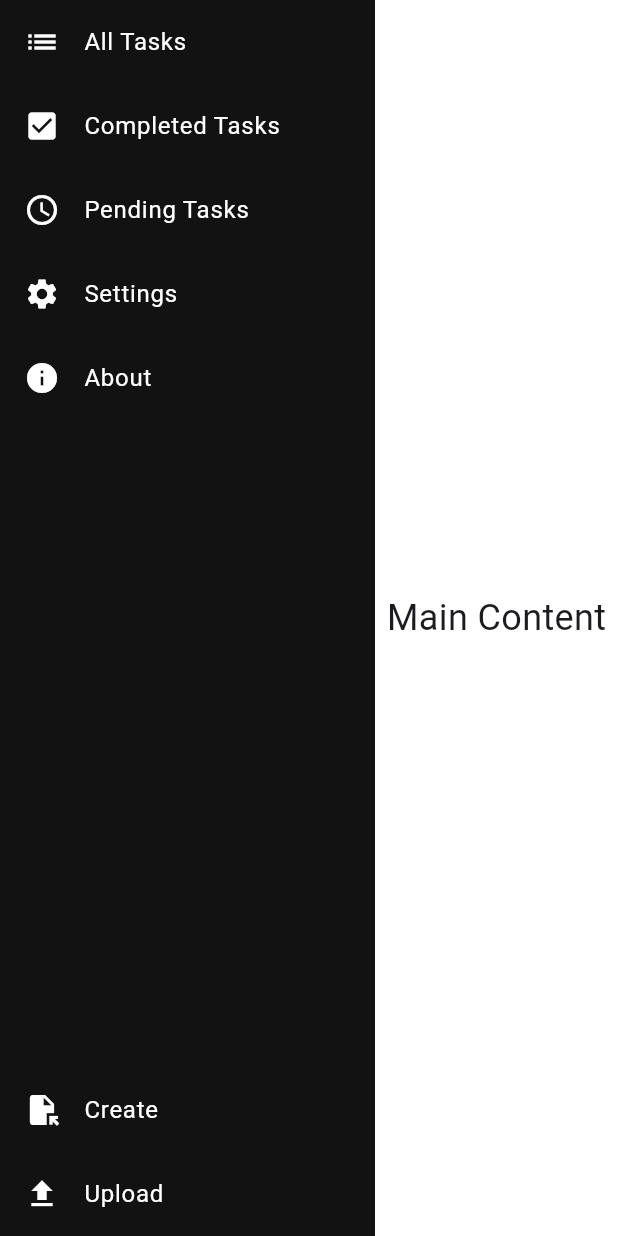
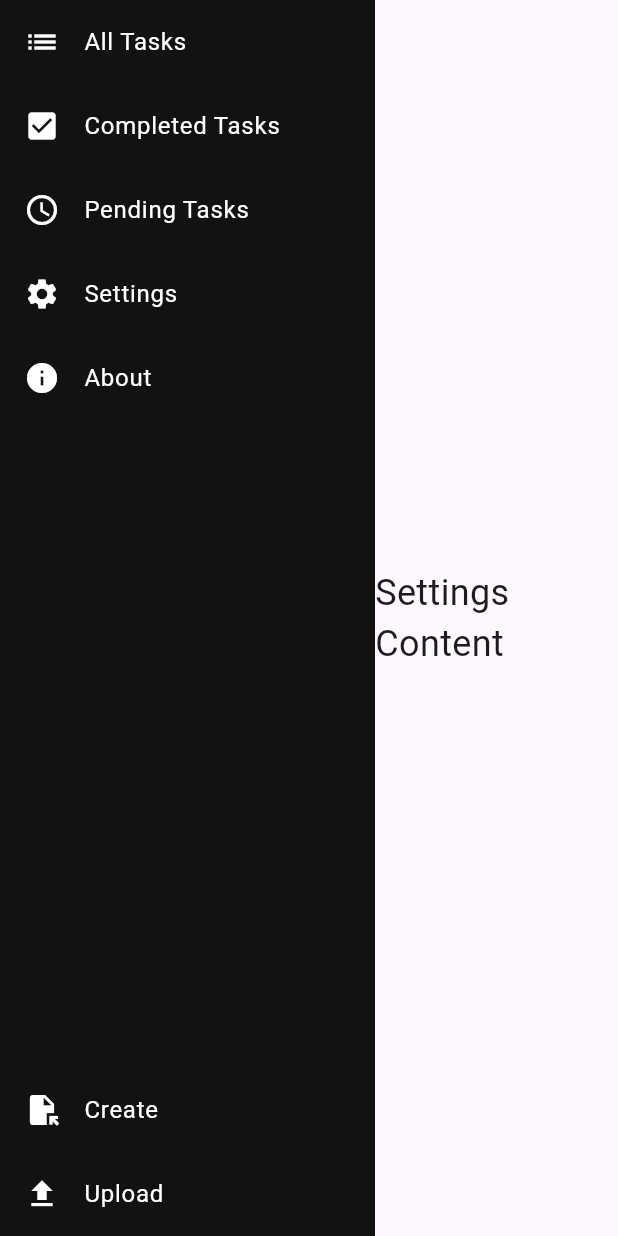
Before and after one commit to sohamsangole/taskflow, a Flutter app: the screen it shows after launch, after a tap on "Settings", on a phone screen of 412 x 824 dp. Run offline on Flutter 3.47's test engine with Material 3 defaults, Android fonts, the phone set to English and light mode, and no system bars.

Commit message:
added sidebar functionality

```diff
--- a/lib/components/sidebar.dart
+++ b/lib/components/sidebar.dart
@@ -1,7 +1,8 @@
 import 'package:flutter/material.dart';
 
 class SideBar extends StatelessWidget {
-  const SideBar({super.key});
+  final Function(int) onMenuItemTap;
+  const SideBar({super.key, required this.onMenuItemTap});
 
   @override
   Widget build(BuildContext context) {
@@ -10,28 +11,30 @@ class SideBar extends StatelessWidget {
       color: const Color.fromRGBO(18, 18, 18, 1),
       child: Column(
         children: [
-          _buildMenuItem(context, Icons.list, 'All Tasks', () {}),
-          _buildMenuItem(context, Icons.check_box, 'Completed Tasks', () {}),
-          _buildMenuItem(context, Icons.access_time, 'Pending Tasks', () {}),
-          _buildMenuItem(context, Icons.settings, 'Settings', () {}),
-          _buildMenuItem(context, Icons.info, 'About', () {}),
+          _buildMenuItem(context, Icons.list, 'All Tasks', 0),
+          _buildMenuItem(context, Icons.check_box, 'Completed Tasks', 1),
+          _buildMenuItem(context, Icons.access_time, 'Pending Tasks', 2),
+          _buildMenuItem(context, Icons.settings, 'Settings', 3),
+          _buildMenuItem(context, Icons.info, 'About', 4),
           const Spacer(),
-          _buildMenuItem(context, Icons.file_open, 'Create', () {}),
-          _buildMenuItem(context, Icons.file_upload, 'Upload', () {}),
+          _buildMenuItem(context, Icons.file_open, 'Create', 5),
+          _buildMenuItem(context, Icons.file_upload, 'Upload', 6),
         ],
       ),
     );
   }
 
   Widget _buildMenuItem(
-      BuildContext context, IconData icon, String title, VoidCallback onTap) {
+      BuildContext context, IconData icon, String title, int index) {
     return ListTile(
       leading: Icon(icon, color: Colors.white),
       title: Text(
         title,
         style: const TextStyle(color: Colors.white),
       ),
-      onTap: onTap,
+      onTap: () {
+        onMenuItemTap(index);
+      },
     );
   }
 }
--- a/lib/pages/homepage.dart
+++ b/lib/pages/homepage.dart
@@ -1,5 +1,6 @@
 import 'package:flutter/material.dart';
 import 'package:taskflow/components/sidebar.dart';
+import 'package:taskflow/pages/taskpage.dart';
 
 class HomePage extends StatefulWidget {
   const HomePage({super.key});
@@ -9,22 +10,29 @@ class HomePage extends StatefulWidget {
 }
 
 class _HomePageState extends State<HomePage> {
+  int _selectedIndex = 0;
+  final List<Widget> _pages = [
+    const TaskPage(),
+    const TaskPage(),
+    const TaskPage(),
+    const Center(
+        child: Text("Settings Content", style: TextStyle(fontSize: 24))),
+    const Center(child: Text("About Content", style: TextStyle(fontSize: 24))),
+  ];
   @override
   Widget build(BuildContext context) {
     return Scaffold(
       body: Row(
         children: [
-          SideBar(),
+          SideBar(
+            onMenuItemTap: (index) {
+              setState(() {
+                _selectedIndex = index;
+              });
+            },
+          ),
           Expanded(
-            child: Container(
-              color: Colors.white,
-              child: const Center(
-                child: Text(
-                  "Main Content",
-                  style: TextStyle(fontSize: 24),
-                ),
-              ),
-            ),
+            child: _pages[_selectedIndex],
           ),
         ],
       ),
```
